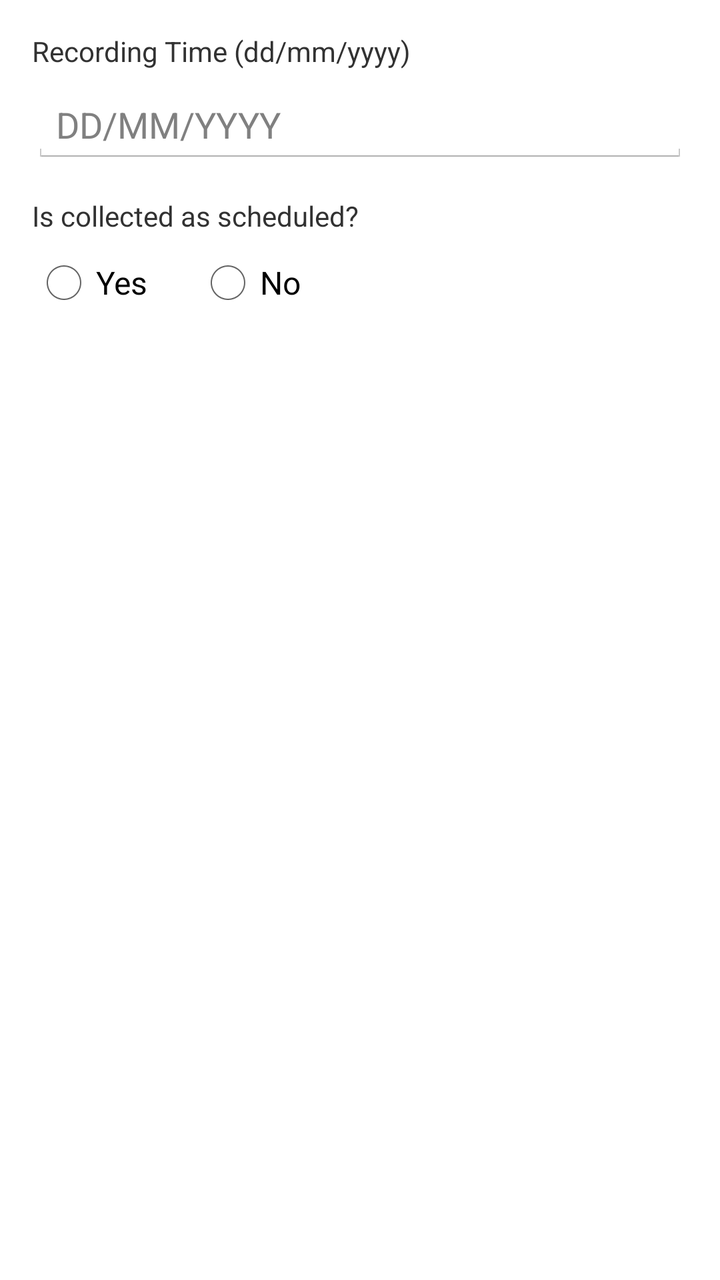
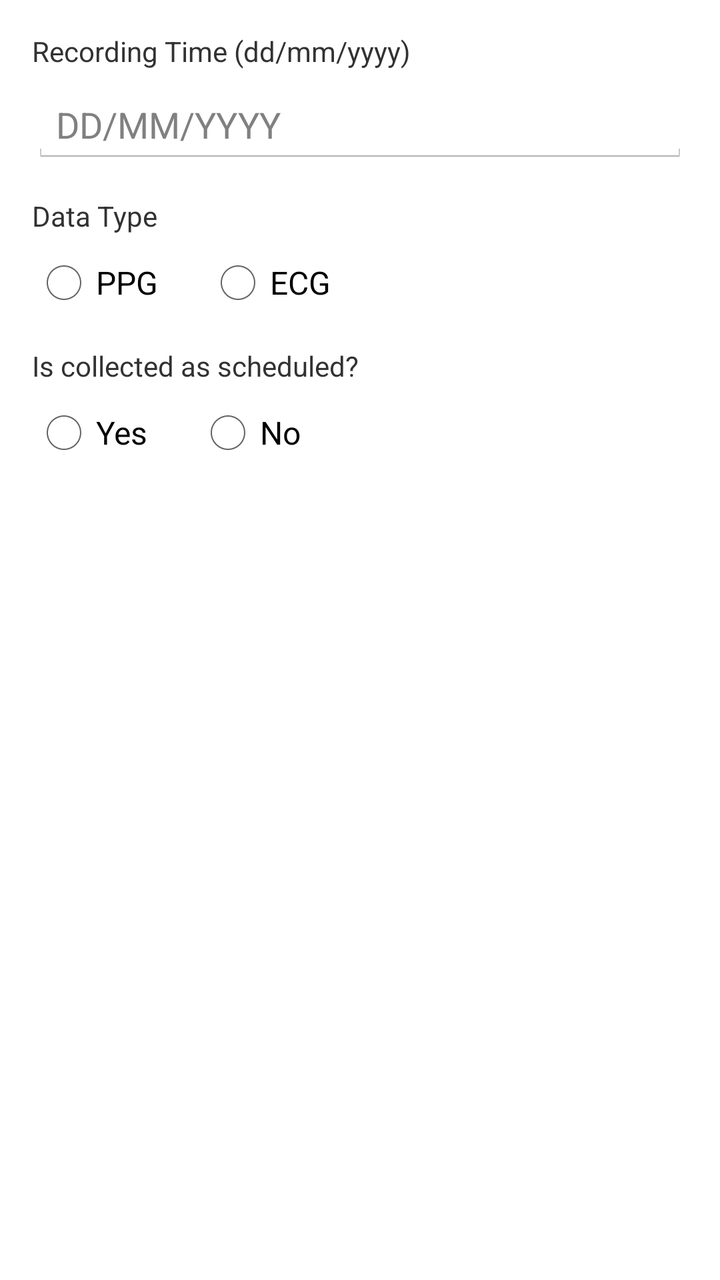

Before-and-after screenshots of an Android layout around one commit, followed by the original layout XML and the change that was made.
<!-- AndroidManifest.xml: application theme CustomTheme -->
<!-- res/layout/annotation_dialog.xml -->
<?xml version="1.0" encoding="utf-8"?>
<LinearLayout xmlns:android="http://schemas.android.com/apk/res/android"
    android:layout_width="match_parent"
    android:layout_height="wrap_content"
    android:orientation="vertical"
    android:padding="16dp">

    <TextView
        android:layout_width="match_parent"
        android:layout_height="wrap_content"
        android:layout_marginBottom="8dp"
        android:text="Recording Time (dd/mm/yyyy)" />

    <EditText
        android:id="@+id/edit_recording_time"
        android:layout_width="match_parent"
        android:layout_height="wrap_content"
        android:layout_marginBottom="16dp"
        android:hint="DD/MM/YYYY"
        android:inputType="date" />

    <TextView
        android:layout_width="match_parent"
        android:layout_height="wrap_content"
        android:layout_marginBottom="8dp"
        android:text="Is collected as scheduled?" />

    <RadioGroup
        android:id="@+id/radio_is_collecting"
        android:layout_width="match_parent"
        android:layout_height="wrap_content"
        android:layout_marginBottom="16dp"
        android:orientation="horizontal">

        <RadioButton
            android:id="@+id/radio_yes"
            android:layout_width="wrap_content"
            android:layout_height="wrap_content"
            android:layout_marginEnd="24dp"
            android:text="Yes" />

        <RadioButton
            android:id="@+id/radio_no"
            android:layout_width="wrap_content"
            android:layout_height="wrap_content"
            android:text="No" />
    </RadioGroup>
    
    <LinearLayout
        android:id="@+id/layout_not_collecting_reason"
        android:layout_width="match_parent"
        android:layout_height="wrap_content"
        android:orientation="vertical"
        android:visibility="gone">

        <TextView
            android:layout_width="match_parent"
            android:layout_height="wrap_content"
            android:layout_marginBottom="8dp"
            android:text="Reason why not collecting data" />

        <EditText
            android:id="@+id/edit_not_collecting_reason"
            android:layout_width="match_parent"
            android:layout_height="wrap_content"
            android:layout_marginBottom="16dp"
            android:inputType="textMultiLine"
            android:maxLines="5"
            android:minLines="3" />
    </LinearLayout>
    
    <LinearLayout
        android:id="@+id/layout_invalid_data_reason"
        android:layout_width="match_parent"
        android:layout_height="wrap_content"
        android:orientation="vertical"
        android:visibility="gone">

        <TextView
            android:layout_width="match_parent"
            android:layout_height="wrap_content"
            android:layout_marginBottom="8dp"
            android:text="Reason for invalid data" />

        <EditText
            android:id="@+id/edit_invalid_data_reason"
            android:layout_width="match_parent"
            android:layout_height="wrap_content"
            android:layout_marginBottom="16dp"
            android:inputType="textMultiLine"
            android:hint="Enter time and reason for invalid data"
            android:maxLines="5"
            android:minLines="3" />
    </LinearLayout>

</LinearLayout>
<!-- resources referenced by this layout -->
<resources>
  <style name="CustomTheme" parent="@android:style/Theme.Holo.Light.DarkActionBar">
          <item name="android:actionBarStyle">@style/MyActionBar</item>
          <item name="android:itemTextAppearance">@style/MyMenuText</item>
      </style>
  <style name="MyActionBar" parent="@android:style/Widget.Holo.Light.ActionBar">
          <item name="android:background">#006A67</item>
      </style>
  <style name="MyMenuText" parent="@android:style/TextAppearance.Holo.Widget.ActionBar.Menu">
          <item name="android:textColor">#3DC2EC</item> 
      </style>
</resources>

<!-- the commit's change to res/layout/annotation_dialog.xml (unified diff, before → after) -->
@@ -23,8 +23,32 @@
         android:layout_width="match_parent"
         android:layout_height="wrap_content"
         android:layout_marginBottom="8dp"
+        android:text="Data Type" />
+    <RadioGroup
+        android:id="@+id/radio_data_type"
+        android:layout_width="match_parent"
+        android:layout_height="wrap_content"
+        android:layout_marginBottom="16dp"
+        android:orientation="horizontal">
+
+        <RadioButton
+            android:id="@+id/radio_ppg"
+            android:layout_width="wrap_content"
+            android:layout_height="wrap_content"
+            android:layout_marginEnd="24dp"
+            android:text="PPG" />
+
+        <RadioButton
+            android:id="@+id/radio_ecg"
+            android:layout_width="wrap_content"
+            android:layout_height="wrap_content"
+            android:text="ECG" />
+    </RadioGroup>
+    <TextView
+        android:layout_width="match_parent"
+        android:layout_height="wrap_content"
+        android:layout_marginBottom="8dp"
         android:text="Is collected as scheduled?" />
-
     <RadioGroup
         android:id="@+id/radio_is_collecting"
         android:layout_width="match_parent"
